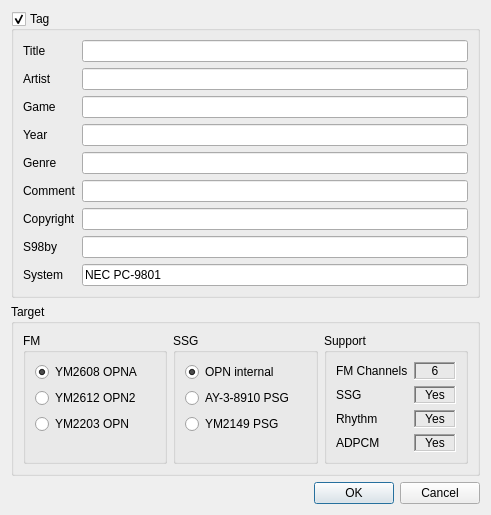
Before: the Qt Designer form BambooTracker/gui/s98_export_settings_dialog.ui in BambooTracker/BambooTracker, drawn with Qt 5.
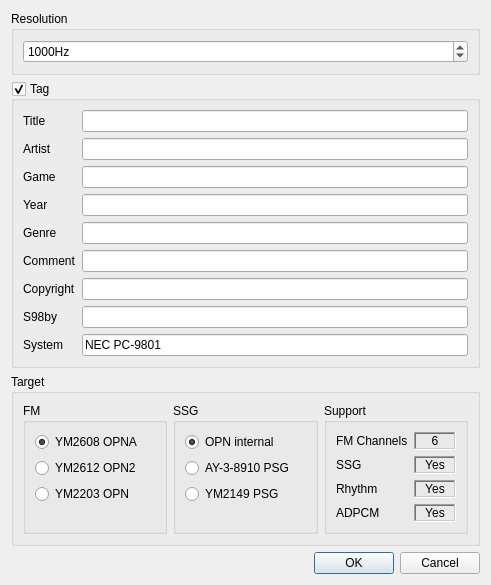
After: the same form once the commit is applied.

Commit message: Add resolution selection to S98 export settings

```diff
--- a/BambooTracker/gui/s98_export_settings_dialog.ui
+++ b/BambooTracker/gui/s98_export_settings_dialog.ui
@@ -7,14 +7,24 @@
     <x>0</x>
     <y>0</y>
     <width>491</width>
-    <height>501</height>
+    <height>521</height>
    </rect>
   </property>
   <property name="windowTitle">
    <string>S98 export settings</string>
   </property>
-  <layout class="QVBoxLayout" name="verticalLayout_3">
-   <item>
+  <layout class="QGridLayout" name="gridLayout_2">
+   <item row="3" column="0">
+    <widget class="QDialogButtonBox" name="buttonBox">
+     <property name="orientation">
+      <enum>Qt::Horizontal</enum>
+     </property>
+     <property name="standardButtons">
+      <set>QDialogButtonBox::Cancel|QDialogButtonBox::Ok</set>
+     </property>
+    </widget>
+   </item>
+   <item row="1" column="0">
     <widget class="QGroupBox" name="tagGroupBox">
      <property name="title">
       <string>Tag</string>
@@ -120,7 +130,7 @@
      </layout>
     </widget>
    </item>
-   <item>
+   <item row="2" column="0">
     <widget class="QGroupBox" name="groupBox">
      <property name="title">
       <string>Target</string>
@@ -334,14 +344,29 @@
      </layout>
     </widget>
    </item>
-   <item>
-    <widget class="QDialogButtonBox" name="buttonBox">
-     <property name="orientation">
-      <enum>Qt::Horizontal</enum>
+   <item row="0" column="0">
+    <widget class="QGroupBox" name="resGroupBox">
+     <property name="title">
+      <string>Resolution</string>
      </property>
-     <property name="standardButtons">
-      <set>QDialogButtonBox::Cancel|QDialogButtonBox::Ok</set>
-     </property>
+     <layout class="QHBoxLayout" name="horizontalLayout_2">
+      <item>
+       <widget class="QSpinBox" name="resSpinBox">
+        <property name="suffix">
+         <string notr="true">Hz</string>
+        </property>
+        <property name="minimum">
+         <number>1</number>
+        </property>
+        <property name="maximum">
+         <number>100000</number>
+        </property>
+        <property name="value">
+         <number>1000</number>
+        </property>
+       </widget>
+      </item>
+     </layout>
     </widget>
    </item>
   </layout>
```
The commit also changes 6 other files.
